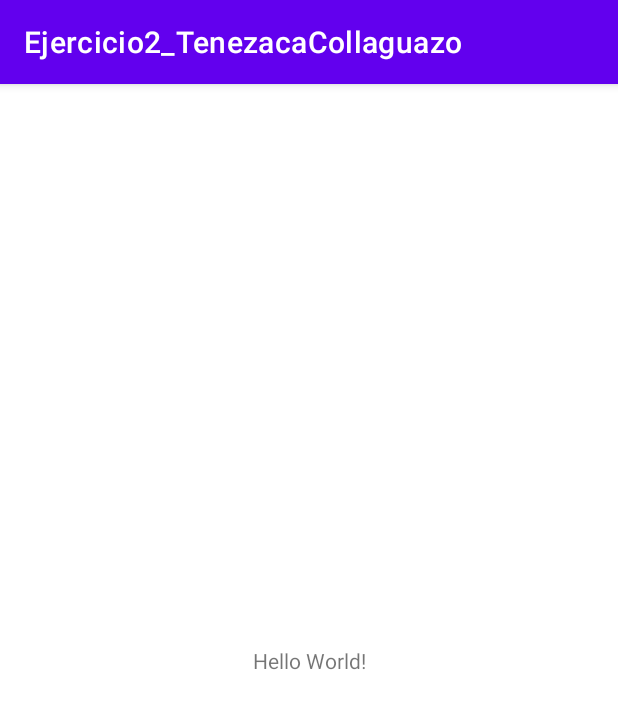
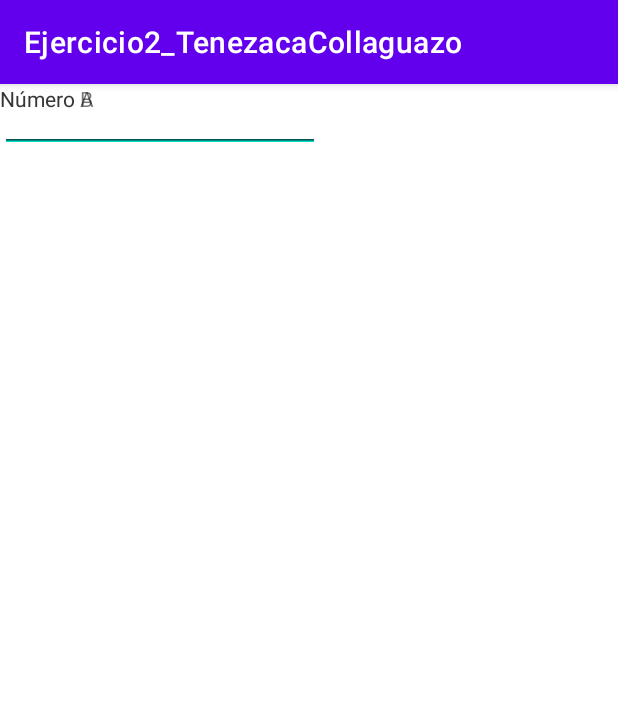
Before and after one commit to MarcoTenezaca021/tenezaca_CollaguazoExamen, an Android app: the screen it shows after launch (MainActivity), on a phone screen of 412 x 824 dp. Shown: the top 709 px of the screen. Run offline under Robolectric (Android 15) with nearby library versions, the phone set to English and light mode, and no system bars.

Commit message:
Collaguazo 19:15
Interfaz

```diff
--- a/TenezacaCollaguazo/TenezacaCollaguazo2/app/src/main/res/layout/activity_main.xml
+++ b/TenezacaCollaguazo/TenezacaCollaguazo2/app/src/main/res/layout/activity_main.xml
@@ -7,12 +7,36 @@
     tools:context=".MainActivity">
 
     <TextView
+        android:id="@+id/txtN1"
         android:layout_width="wrap_content"
         android:layout_height="wrap_content"
-        android:text="Hello World!"
-        app:layout_constraintBottom_toBottomOf="parent"
-        app:layout_constraintLeft_toLeftOf="parent"
-        app:layout_constraintRight_toRightOf="parent"
-        app:layout_constraintTop_toTopOf="parent" />
+        android:text="@string/num1CJ"
+        tools:layout_editor_absoluteX="163dp"
+        tools:layout_editor_absoluteY="52dp" />
 
+    <EditText
+        android:id="@+id/et1CJ"
+        android:layout_width="wrap_content"
+        android:layout_height="wrap_content"
+        android:ems="10"
+        android:inputType="number"
+        tools:layout_editor_absoluteX="163dp"
+        tools:layout_editor_absoluteY="71dp" />
+
+    <TextView
+        android:id="@+id/txtN2"
+        android:layout_width="wrap_content"
+        android:layout_height="wrap_content"
+        android:text="@string/num2CJ"
+        tools:layout_editor_absoluteX="168dp"
+        tools:layout_editor_absoluteY="152dp" />
+
+    <EditText
+        android:id="@+id/et2CJ"
+        android:layout_width="wrap_content"
+        android:layout_height="wrap_content"
+        android:ems="10"
+        android:inputType="number"
+        tools:layout_editor_absoluteX="168dp"
+        tools:layout_editor_absoluteY="183dp" />
 </androidx.constraintlayout.widget.ConstraintLayout>
--- a/TenezacaCollaguazo/TenezacaCollaguazo2/app/src/main/res/values/strings.xml
+++ b/TenezacaCollaguazo/TenezacaCollaguazo2/app/src/main/res/values/strings.xml
@@ -1,3 +1,5 @@
 <resources>
     <string name="app_name">Ejercicio2_TenezacaCollaguazo</string>
+    <string name="num1CJ"> Número A</string>
+    <string name="num2CJ"> Número B</string>
 </resources>
```
